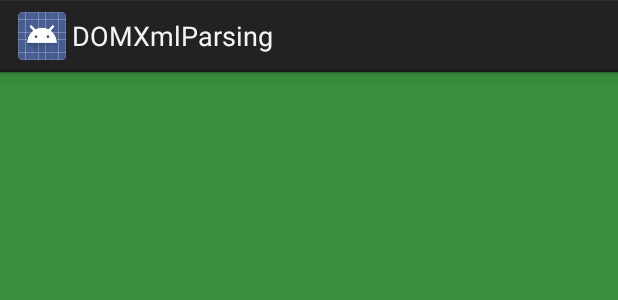
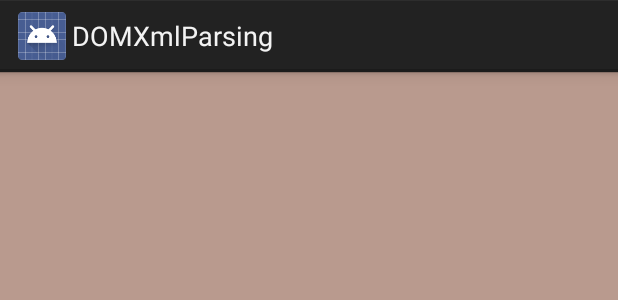
Before and after one commit to iCodersLab/xml_parsing, an Android app: the layout activity_main.xml on its own in the app's theme, with its tools: preview values and no code run, on a phone screen of 412 x 824 dp. Shown: the top 300 px of the screen. Run offline under Robolectric (Android 15) with nearby library versions, the phone set to English and light mode, and no system bars.

Commit message:
Update activity_main.xml

```diff
--- a/app/src/main/res/layout/activity_main.xml
+++ b/app/src/main/res/layout/activity_main.xml
@@ -5,7 +5,7 @@
     android:layout_width="match_parent"
     android:layout_height="match_parent"
     android:orientation="vertical"
-    android:background="#388e3c"
+    android:background="#b99a8e"
     tools:context="icoderslab.com.xmlparsing.parser">
 
     <TextView
@@ -13,8 +13,6 @@
         android:layout_marginTop="30dp"
         android:layout_marginStart="100dp"
         android:layout_width="wrap_content"
-        android:textSize="24sp"
-        android:textColor="#fff"
         android:layout_height="wrap_content"
         android:layout_marginLeft="100dp" />
 
```
